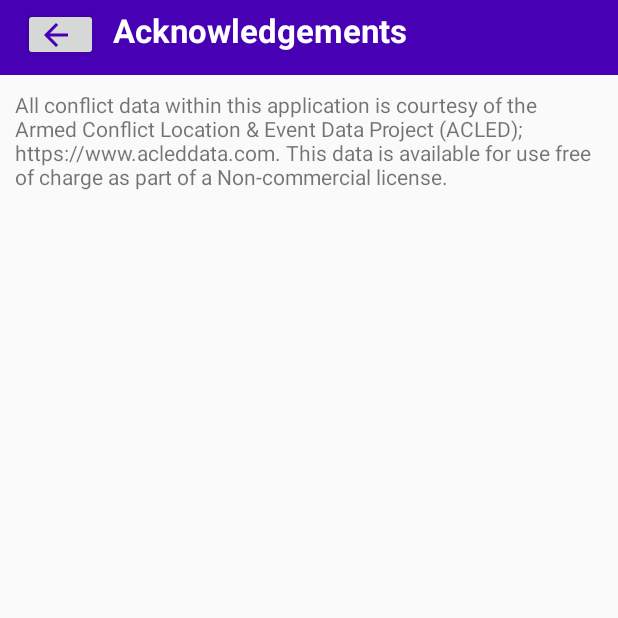
After one commit to Rolyyy/Conflict_Watcher, an Android app: the AcknowledgeActivity screen opened directly, with no data from a screen before it, on a phone screen of 412 x 824 dp, the top half of it. The commit adds this screen. Run offline under Robolectric (Android 15) with nearby library versions, the phone set to English and light mode, and no system bars.

Commit message:
Added Acknowledgments activity. Updated the navigation drawer.

```diff
--- a/app/src/main/AndroidManifest.xml
+++ b/app/src/main/AndroidManifest.xml
@@ -3,7 +3,7 @@
     xmlns:tools="http://schemas.android.com/tools"
     package="com.conflictwatcher">
 
-    <uses-permission android:name="android.permission.INTERNET"/>
+    <uses-permission android:name="android.permission.INTERNET" />
 
     <application
         android:allowBackup="true"
@@ -12,9 +12,9 @@
         android:roundIcon="@mipmap/ic_launcher_round"
         android:supportsRtl="true"
         android:theme="@style/AppTheme"
-        tools:ignore="GoogleAppIndexingWarning"
-        >
-        <activity android:name=".Conflicts.ConflictKurdTurk"></activity>
+        tools:ignore="GoogleAppIndexingWarning">
+        <activity android:name=".Activities.AcknowledgeActivity"></activity>
+        <activity android:name=".Conflicts.ConflictKurdTurk" />
         <activity android:name=".Conflicts.ConflictMexico" />
         <activity android:name=".Conflicts.ConflictLibya" />
         <activity android:name=".Conflicts.ConflictIraq" />
--- /dev/null
+++ b/app/src/main/java/com/conflictwatcher/Activities/AcknowledgeActivity.java
@@ -0,0 +1,27 @@
+package com.conflictwatcher.Activities;
+
+import androidx.appcompat.app.AppCompatActivity;
+
+import android.os.Bundle;
+import android.view.View;
+import android.widget.Button;
+
+import com.conflictwatcher.R;
+
+public class AcknowledgeActivity extends AppCompatActivity {
+
+    @Override
+    protected void onCreate(Bundle savedInstanceState) {
+        super.onCreate(savedInstanceState);
+        setContentView(R.layout.activity_acknowledge);
+
+        Button backbutton = findViewById(R.id.ackn_button_back);
+        backbutton.setOnClickListener(new View.OnClickListener() {
+            @Override
+            public void onClick(View view) {
+                finish();
+            }
+        });
+
+    }
+}
--- a/app/src/main/java/com/conflictwatcher/Activities/EventsActivity.java
+++ b/app/src/main/java/com/conflictwatcher/Activities/EventsActivity.java
@@ -232,6 +232,7 @@ public class EventsActivity extends AppCompatActivity implements NavigationView.
     public void setupCSV(String filename){
 
 
+
         List<String[]> rows = new ArrayList<>();
         CSVReader csvReader = new CSVReader(EventsActivity.this, filename);
         try {
--- a/app/src/main/java/com/conflictwatcher/Activities/MapActivity.java
+++ b/app/src/main/java/com/conflictwatcher/Activities/MapActivity.java
@@ -132,6 +132,10 @@ public class MapActivity extends AppCompatActivity implements NavigationView.OnN
 
 
                 break;
+
+            case R.id.nav_acknowledgments:
+                startActivity(new Intent(MapActivity.this, AcknowledgeActivity.class));
+
         }
 
         drawerLayout.closeDrawer(GravityCompat.START);
--- /dev/null
+++ b/app/src/main/res/layout/activity_acknowledge.xml
@@ -0,0 +1,52 @@
+<?xml version="1.0" encoding="utf-8"?>
+<RelativeLayout xmlns:android="http://schemas.android.com/apk/res/android"
+    xmlns:app="http://schemas.android.com/apk/res-auto"
+    xmlns:tools="http://schemas.android.com/tools"
+    android:layout_width="match_parent"
+    android:layout_height="match_parent"
+    tools:context=".Activities.AcknowledgeActivity">
+
+
+    <ImageView
+        android:layout_width="match_parent"
+        android:layout_height="50dp"
+        android:background="@color/colorPrimary"
+        android:id="@+id/lower_toolbar"
+        />
+
+
+    <Button
+        android:layout_width="50dp"
+        android:layout_height="35dp"
+        android:id="@+id/ackn_button_back"
+        android:drawableLeft="@drawable/ic_arrow_back"
+        android:paddingStart="10dp"
+        android:textSize="10sp"
+        android:layout_marginTop="5dp"
+        android:layout_marginLeft="15dp"
+        />
+
+
+    <TextView
+        android:layout_width="wrap_content"
+        android:layout_height="wrap_content"
+        android:id="@+id/act_conflict_title"
+        android:text="Acknowledgements"
+        android:layout_marginTop="5dp"
+        android:layout_marginLeft="10dp"
+        android:textSize="22sp"
+        android:textColor="#ffff"
+        android:textStyle="bold"
+        android:layout_toRightOf="@id/ackn_button_back"
+        />
+
+    <TextView
+        android:layout_width="wrap_content"
+        android:layout_height="wrap_content"
+        android:layout_below="@+id/lower_toolbar"
+        android:text="All conflict data within this application is courtesy of the Armed Conflict Location &amp; Event Data Project (ACLED); https://www.acleddata.com. This data is available for use free of charge as part of a Non-commercial license. "
+        android:layout_margin="10dp"
+        />
+
+
+</RelativeLayout>
--- a/app/src/main/res/menu/navigation.xml
+++ b/app/src/main/res/menu/navigation.xml
@@ -36,12 +36,7 @@
                 android:icon="@drawable/ic_ackn"
                 />
 
-            <item
-                android:id="@+id/nav_help"
-                android:title="Help and Feedback"
-                android:icon="@drawable/ic_help"
 
-                />
 
         </menu>
     </item>
```
